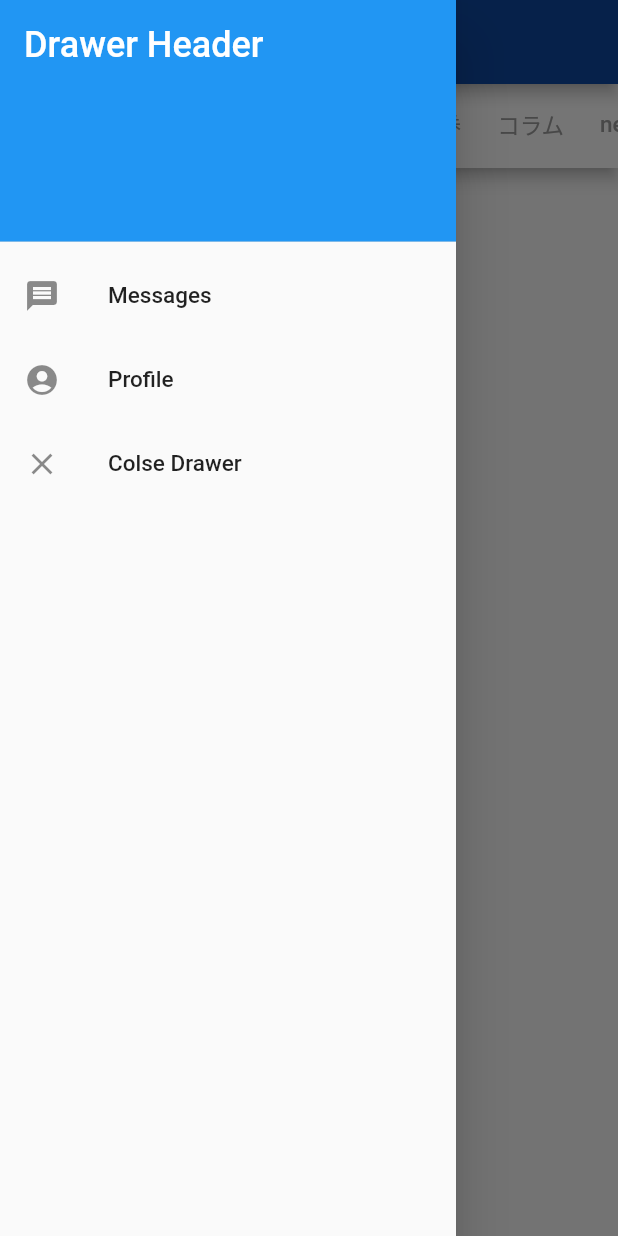
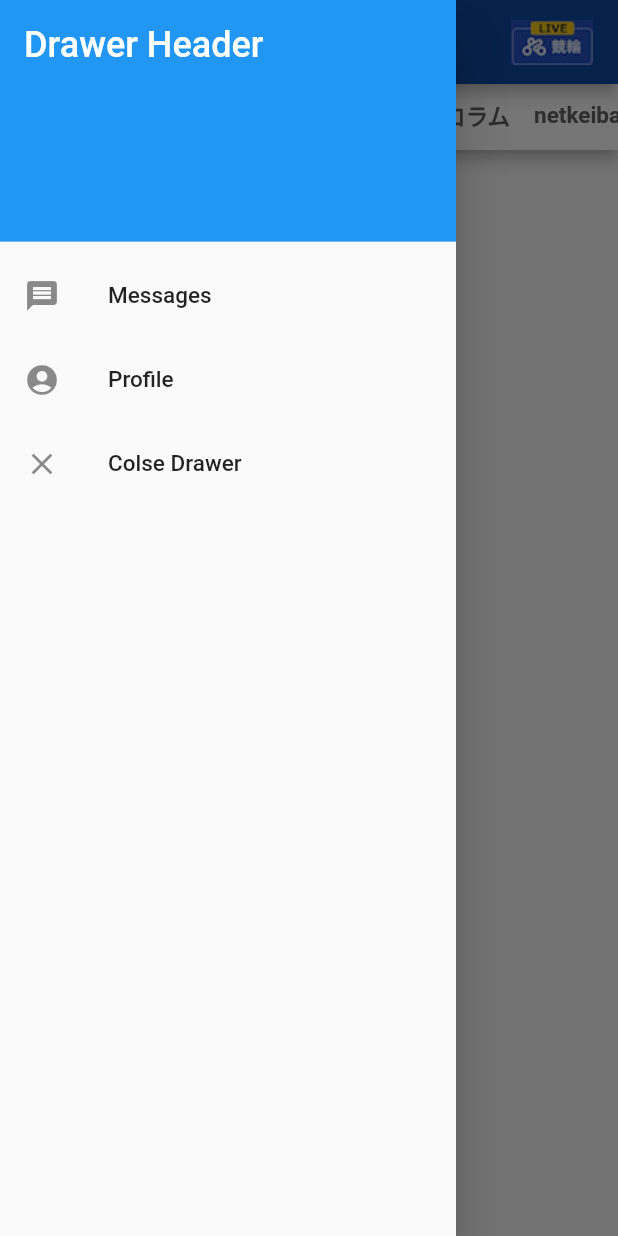
Before and after one commit to tomoya-s-101/flutter_tutorial, a Flutter app: the NetKeibaScreen screen opened by its route, tab 2 chosen, with the side drawer open, on a phone screen of 412 x 824 dp. Run offline on Flutter 3.47's test engine with Material 2 defaults, Android fonts, the phone set to English and light mode, and no system bars.

Commit message:
netkeiba画面実装

```diff
--- a/lib/Constants.dart
+++ b/lib/Constants.dart
@@ -6,8 +6,10 @@ class Dimens {
   static const double d12 = 12.0;
   static const double d16 = 16.0;
   static const double d20 = 20.0;
+  static const double d28 = 28.0;
   static const double d32 = 32.0;
   static const double d40 = 40.0;
+  static const double d44 = 44.0;
   static const double d56 = 56.0;
   static const double d72 = 72.0;
   static const double d84 = 84.0;
@@ -160,4 +162,9 @@ class CommonStyle {
     fontWeight: FontWeight.bold,
     fontSize: Dimens.d20,
   );
+  static const TextStyle textFlatButton = TextStyle(
+    color: AppColors.greyShade700,
+    fontWeight: FontWeight.bold,
+    fontSize: Dimens.d12,
+  );
 }
--- a/lib/component/category_page.dart
+++ b/lib/component/category_page.dart
@@ -13,17 +13,24 @@ class _CategoryPageState extends State<CategoryPage> {
     return DefaultTabController(
       length: 17,
       child: Scaffold(
-        appBar: AppBar(
+        appBar: PreferredSize(
+          preferredSize: Size.fromHeight(
+            Dimens.d44,
+          ),
+          child: AppBar(
             automaticallyImplyLeading: false,
             backgroundColor: AppColors.white,
             flexibleSpace: SafeArea(
               child: TabBar(
-              labelPadding: EdgeInsets.all(12),
-              unselectedLabelColor: AppColors.greyShade500,
+                labelPadding: EdgeInsets.all(
+                  Dimens.d8,
+                ),
+                unselectedLabelColor: AppColors.greyShade700,
                 labelColor: AppColors.netkeibaAppBar,
                 indicatorColor: AppColors.netkeibaAppBar,
                 indicatorWeight: 2.0,
                 isScrollable: true,
+                labelStyle: CommonStyle.bold,
                 tabs: <Widget>[
                   Tab(text: Strings.topText),
                   Tab(text: Strings.newsText),
@@ -43,6 +50,7 @@ class _CategoryPageState extends State<CategoryPage> {
                   Tab(text: Strings.myPageText),
                   Tab(text: Strings.accountText),
                 ],
+              ),
             ),
           ),
         ),
--- a/lib/practice2/netkeiba_screen.dart
+++ b/lib/practice2/netkeiba_screen.dart
@@ -16,9 +16,21 @@ class NetKeibaScreen extends StatelessWidget {
   AppBar _appBar() {
     return AppBar(
       backgroundColor: AppColors.netkeibaAppBar,
-      title: Text(
-        'netkeiba',
+      centerTitle: false,
+      title: Image.asset(
+        'images/netkeiba_title.png',
+        fit: BoxFit.cover,
+        height: Dimens.d16,
       ),
+      actions: [
+        IconButton(
+          icon: Image.asset(
+            'images/netkeiba_icon.png',
+          ),
+          iconSize: Dimens.d72,
+          onPressed: () {},
+        )
+      ],
     );
   }
 
@@ -64,47 +76,4 @@ class NetKeibaScreen extends StatelessWidget {
       child: CategoryPage(),
     );
   }
-
-  // DefaultTabController _defaultTabController() {
-  //   return  DefaultTabController(
-  //     // タブの数
-  //     length: 3,
-  //     child: Scaffold(
-  //       appBar: AppBar(
-  //         automaticallyImplyLeading: false,
-  //         backgroundColor: AppColors.white,
-  //         bottom: TabBar(
-  //           isScrollable: true,
-  //           unselectedLabelColor: AppColors.greyShade500,
-  //           unselectedLabelStyle: TextStyle(fontSize: 12.0),
-  //           labelColor: AppColors.netkeibaAppBar,
-  //           labelStyle: TextStyle(fontSize: 16.0),
-  //           indicatorColor: AppColors.netkeibaAppBar,
-  //           indicatorWeight: 2.0,
-  //           // タブに表示する内容
-  //           tabs: [
-  //             Tab(
-  //               child: Text('Top'),
-  //             ),
-  //             Tab(
-  //               child: Text('Business'),
-  //             ),
-  //             Tab(
-  //               child: Text('Technology'),
-  //             ),
-  //           ],
-  //         ),
-  //         title: Text('Tabs Demo'),
-  //       ),
-  //       body: TabBarView(
-  //         // 各タブの内容
-  //         children: [
-  //           Icon(Icons.directions_car),
-  //           Icon(Icons.directions_transit),
-  //           Icon(Icons.directions_bike),
-  //         ],
-  //       ),
-  //     ),
-  //   );
-  // }
 }
```
Also changed, not shown: lib/component/top_page.dart (+58 -26 lines), images/netkeiba_column.png (added), images/netkeiba_icon.png (added), images/netkeiba_title.png (added), images/netkeiba_viewpager.png (added). Lines whose indentation alone changed are shown as unchanged.
